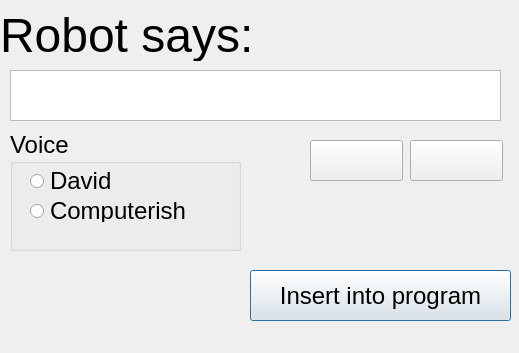
This is src/speakeasy/tapper/QTCreatorFiles/saySomething/saySomething.ui in ros-visualization/speakeasy as Qt 5 draws it before an edit. The edited form follows.
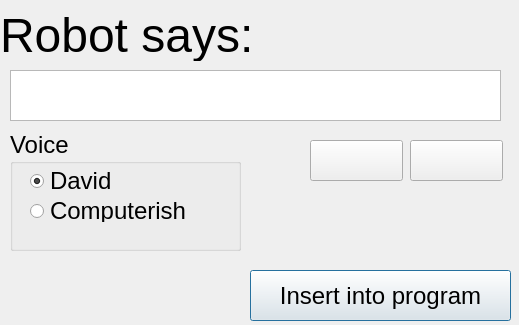
This is the edited form. Icons and pictures are not drawn.

Commit message: Added to song/sound insertion UI; continued to connect widgets to actions. Safety commit.

Diff of the .ui file:
```diff
--- a/src/speakeasy/tapper/QTCreatorFiles/saySomething/saySomething.ui
+++ b/src/speakeasy/tapper/QTCreatorFiles/saySomething/saySomething.ui
@@ -7,7 +7,7 @@
     <x>0</x>
     <y>0</y>
     <width>519</width>
-    <height>353</height>
+    <height>325</height>
    </rect>
   </property>
   <property name="windowTitle">
@@ -60,6 +60,9 @@
     <property name="text">
      <string>David</string>
     </property>
+    <property name="checked">
+     <bool>true</bool>
+    </property>
    </widget>
    <widget class="QRadioButton" name="computerVoiceRadioButton">
     <property name="geometry">
```
Left out of the diff: 4 changed lines with no effect on the pictures. The commit also changes 3 other files.
